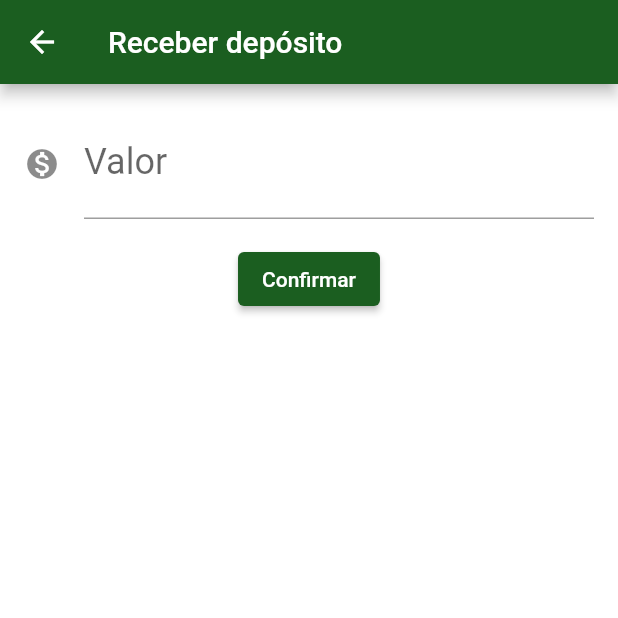
After one commit to carlosmuller/formacao-flutter, a Flutter app: the screen it shows after launch, after a tap on "Receber depósito", on a phone screen of 412 x 824 dp, the top half of it. The commit adds this screen. Run offline on Flutter 3.47's test engine with Material 2 defaults, Android fonts, the phone set to English and light mode, and no system bars.

Commit message:
chore: mudando o valor ao receber depósito

```diff
--- a/lib/screens/dashboard/dashboard.dart
+++ b/lib/screens/dashboard/dashboard.dart
@@ -1,7 +1,6 @@
-import 'package:bytebank/models/saldo.dart';
 import 'package:bytebank/screens/dashboard/saldo.dart';
+import 'package:bytebank/screens/deposito/formulario.dart';
 import 'package:flutter/material.dart';
-import 'package:provider/provider.dart';
 
 class Dashboard extends StatelessWidget {
   Widget build(BuildContext context) {
@@ -17,12 +16,19 @@ class Dashboard extends StatelessWidget {
               alignment: Alignment.topCenter,
               child: SaldoCard(),
             ),
-            Consumer<Saldo>(builder: (context, saldo, child) {
-              return ElevatedButton(
-                onPressed: () => saldo.adiciona(5.0),
-                child: Text('Adiciona'),
-              );
-            })
+            ElevatedButton(
+              onPressed: () {
+                Navigator.push(
+                  context,
+                  MaterialPageRoute(
+                    builder: (context) {
+                      return FormularioDeposito();
+                    },
+                  ),
+                );
+              },
+              child: Text('Receber depósito'),
+            ),
           ],
         ),
       ),
--- /dev/null
+++ b/lib/screens/deposito/formulario.dart
@@ -0,0 +1,58 @@
+import 'package:bytebank/components/editor.dart';
+import 'package:bytebank/models/saldo.dart';
+import 'package:flutter/material.dart';
+import 'package:provider/provider.dart';
+
+const _rotuloCampoValor = 'Valor';
+const _dicaCampoValor = '0.00';
+
+const _textoBotaoConfirmar = 'Confirmar';
+
+class FormularioDeposito extends StatelessWidget {
+  final TextEditingController _controladorCampoValor = TextEditingController();
+
+  @override
+  Widget build(BuildContext context) {
+    return Scaffold(
+      appBar: AppBar(
+        title: Text('Receber depósito'),
+      ),
+      body: SingleChildScrollView(
+        child: Column(
+          children: <Widget>[
+            Editor(
+              dica: _dicaCampoValor,
+              controlador: _controladorCampoValor,
+              rotulo: _rotuloCampoValor,
+              icone: Icons.monetization_on,
+            ),
+            ElevatedButton(
+              child: Text(_textoBotaoConfirmar),
+              onPressed: () => _criaDeposito(context),
+            ),
+          ],
+        ),
+      ),
+    );
+  }
+
+  _criaDeposito(BuildContext context) {
+    final double? valor = double.tryParse(_controladorCampoValor.text);
+    if (_validaDeposito(valor)) {
+      _atualizaEstado(context, valor!);
+      Navigator.of(context).pop();
+    }
+    ScaffoldMessenger.of(context).showSnackBar(
+      const SnackBar(
+        content: Text('O valor é invalido'),
+        backgroundColor: Colors.red,
+      ),
+    );
+  }
+
+  bool _validaDeposito(double? valor) => valor != null;
+
+  void _atualizaEstado(BuildContext context, double valor) {
+    Provider.of<Saldo>(context, listen: false).adiciona(valor);
+  }
+}
```
